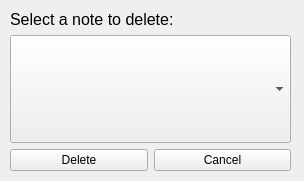
Ogaros/NoteKeeper, file deletedialogue.ui: the form before one commit.
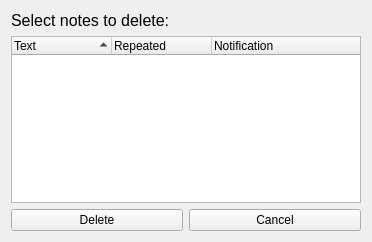
The form after the commit. Icons and pictures are not drawn.

Commit message: Changed delete dialogue into a list

```diff
--- a/deletedialogue.ui
+++ b/deletedialogue.ui
@@ -9,8 +9,8 @@
    <rect>
     <x>0</x>
     <y>0</y>
-    <width>304</width>
-    <height>181</height>
+    <width>372</width>
+    <height>242</height>
    </rect>
   </property>
   <property name="font">
@@ -31,33 +31,59 @@
   <property name="autoFillBackground">
    <bool>true</bool>
   </property>
-  <widget class="QWidget" name="gridLayoutWidget">
-   <property name="geometry">
-    <rect>
-     <x>10</x>
-     <y>10</y>
-     <width>281</width>
-     <height>161</height>
-    </rect>
-   </property>
-   <layout class="QGridLayout" name="gridLayout">
-    <property name="sizeConstraint">
-     <enum>QLayout::SetMaximumSize</enum>
-    </property>
-    <item row="1" column="0" colspan="2">
-     <widget class="QComboBox" name="comboBox">
+  <layout class="QVBoxLayout" name="verticalLayout">
+   <item>
+    <widget class="QLabel" name="label">
       <property name="sizePolicy">
-       <sizepolicy hsizetype="Ignored" vsizetype="Ignored">
+      <sizepolicy hsizetype="Preferred" vsizetype="Fixed">
         <horstretch>0</horstretch>
         <verstretch>0</verstretch>
        </sizepolicy>
       </property>
-      <property name="frame">
+     <property name="font">
+      <font>
+       <pointsize>12</pointsize>
+      </font>
+     </property>
+     <property name="text">
+      <string>Select notes to delete:</string>
+     </property>
+    </widget>
+   </item>
+   <item>
+    <widget class="QTreeWidget" name="noteList">
+     <property name="showDropIndicator" stdset="0">
        <bool>true</bool>
       </property>
-     </widget>
-    </item>
-    <item row="2" column="0">
+     <property name="alternatingRowColors">
+      <bool>true</bool>
+     </property>
+     <property name="selectionMode">
+      <enum>QAbstractItemView::MultiSelection</enum>
+     </property>
+     <property name="sortingEnabled">
+      <bool>true</bool>
+     </property>
+     <column>
+      <property name="text">
+       <string>Text</string>
+      </property>
+     </column>
+     <column>
+      <property name="text">
+       <string>Repeated</string>
+      </property>
+     </column>
+     <column>
+      <property name="text">
+       <string>Notification</string>
+      </property>
+     </column>
+    </widget>
+   </item>
+   <item>
+    <layout class="QHBoxLayout" name="horizontalLayout">
+     <item>
      <widget class="QPushButton" name="deleteButton">
       <property name="sizePolicy">
        <sizepolicy hsizetype="Ignored" vsizetype="Fixed">
@@ -70,7 +96,7 @@
       </property>
      </widget>
     </item>
-    <item row="2" column="1">
+     <item>
      <widget class="QPushButton" name="cancelButton">
       <property name="sizePolicy">
        <sizepolicy hsizetype="Ignored" vsizetype="Fixed">
@@ -83,26 +109,9 @@
       </property>
      </widget>
     </item>
-    <item row="0" column="0" colspan="2">
-     <widget class="QLabel" name="label">
-      <property name="sizePolicy">
-       <sizepolicy hsizetype="Preferred" vsizetype="Fixed">
-        <horstretch>0</horstretch>
-        <verstretch>0</verstretch>
-       </sizepolicy>
-      </property>
-      <property name="font">
-       <font>
-        <pointsize>12</pointsize>
-       </font>
-      </property>
-      <property name="text">
-       <string>Select a note to delete:</string>
-      </property>
-     </widget>
-    </item>
-   </layout>
-  </widget>
+    </layout>
+   </item>
+  </layout>
  </widget>
  <resources>
   <include location="resources.qrc"/>
```
Lines whose indentation alone changed are shown as unchanged. The commit also changes 2 other files.
